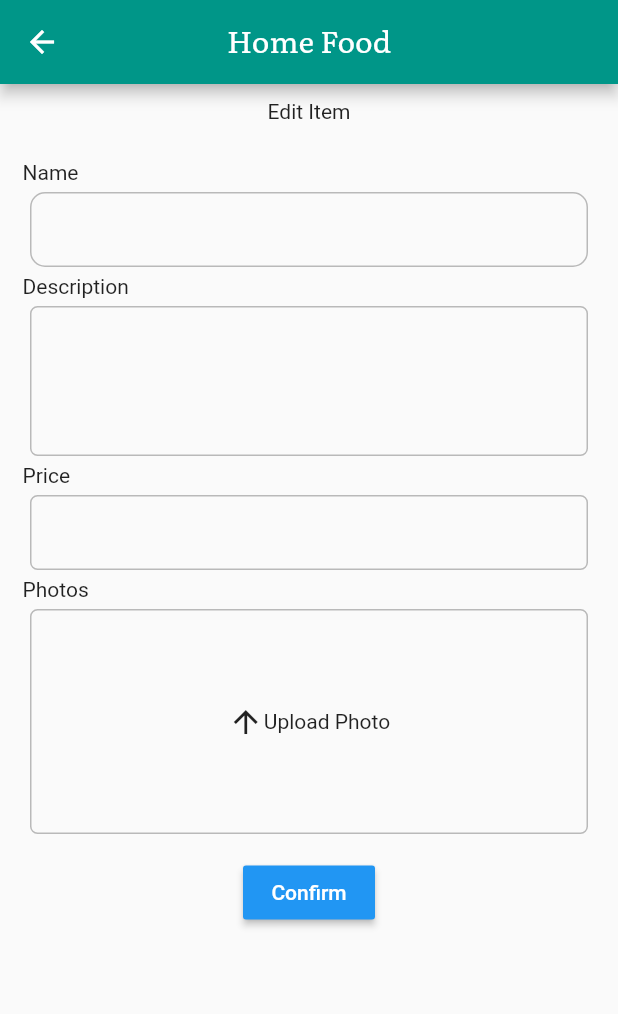
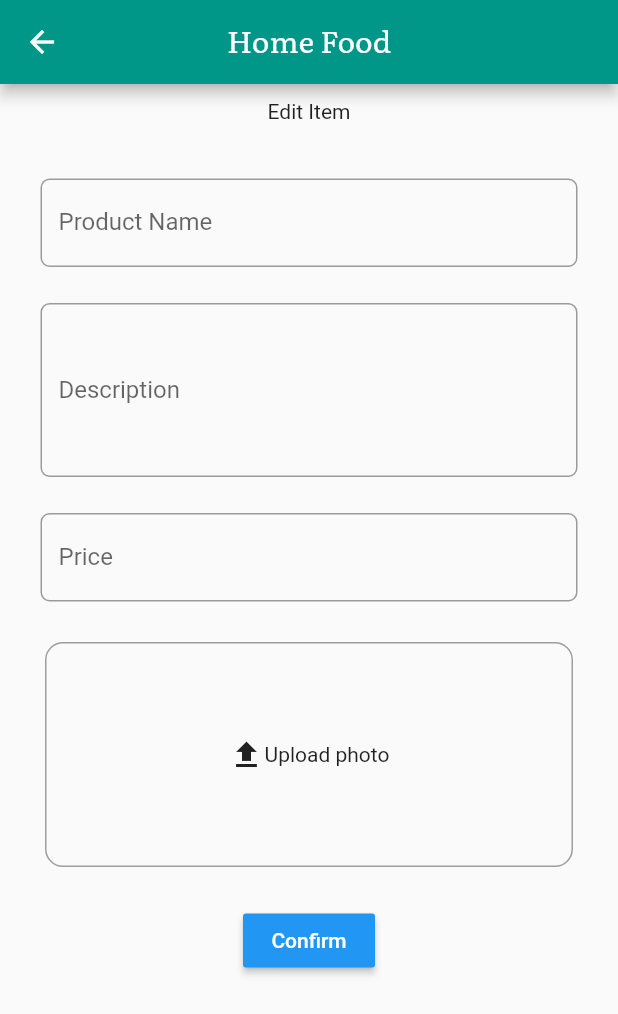
Before and after one commit to ezhamkarim/iw-ecommerce, a Flutter app: the MyItemEdit screen opened directly, on a phone screen of 412 x 824 dp. Shown: the top 1014 px of the screen. Run offline on Flutter 3.47's test engine with Material 2 defaults, Android fonts, the phone set to English and light mode, and no system bars; our stand-ins replace cloud_firestore, firebase_auth, google_sign_in, rxdart; missing offline and left inert: flutter_auth_buttons; accounts and stored records are empty; network calls fail.

Commit message:
new file

```diff
--- a/lib/checkout.dart
+++ b/lib/checkout.dart
@@ -1,5 +1,6 @@
 import 'package:flutter/material.dart';
 import 'package:flutter/rendering.dart';
+import 'package:sign_in_flutter/orderverification.dart';
 
 
 class MyCheckout extends StatelessWidget {
@@ -112,7 +113,9 @@ class MyCheckout extends StatelessWidget {
                       RaisedButton(
                         padding: const EdgeInsets.all(8.0),
                         onPressed: () {
-
+                          Navigator.push(context, MaterialPageRoute(
+                            builder: (context)=> MyOrderVerification()
+                          ));
                         },
                         color: Colors.teal,
                         textColor: Colors.white,
--- a/lib/edit_item.dart
+++ b/lib/edit_item.dart
@@ -18,14 +18,12 @@ class _MyItemEditState extends State<MyItemEdit> {
             // To align the text to the center of the appbar
 
             child: Text(
-
               // Text with Home Food and white colored font
               'Home Food',
               style: TextStyle(color: Colors.white, fontFamily: 'LiterataBook'),
             ),
           ),
-        backgroundColor: Colors.teal
-      ),
+          backgroundColor: Colors.teal),
       body: ListView(
         children: <Widget>[
           Column(
@@ -39,74 +37,55 @@ class _MyItemEditState extends State<MyItemEdit> {
                 child: Column(
                   crossAxisAlignment: CrossAxisAlignment.start,
                   children: <Widget>[
-                    Text('Name'),
                     Container(
-                      padding: const EdgeInsets.all(5.0),
-                      margin: const EdgeInsets.all(5.0),
-                      height: 50.0,
+                        padding: const EdgeInsets.all(12.0),
+                        child: TextFormField(
+                            //TODO implemention to get the data from the text field
+                            decoration: InputDecoration(
+                                labelText: 'Product Name',
+                                border: OutlineInputBorder(
+                                    borderRadius: BorderRadius.circular(6.0),
+                                    borderSide: BorderSide())))),
+                    Container(
+                        padding: const EdgeInsets.all(12.0),
+                        child: TextFormField(
+                            minLines: 4,
+                            maxLines: 4,
+                            textAlign: TextAlign
+                                .start, //TODO implemention to get the data from the text field
+                            decoration: InputDecoration(
+                                labelText: 'Description',
+                                border: OutlineInputBorder(
+                                    borderRadius: BorderRadius.circular(6.0),
+                                    borderSide: BorderSide())))),
+                    Container(
+                        padding: const EdgeInsets.all(12.0),
+                        child: TextFormField(
+                            //TODO implemention to get the data from the text field
+                            decoration: InputDecoration(
+                                labelText: 'Price',
+                                border: OutlineInputBorder(
+                                    borderRadius: BorderRadius.circular(6.0),
+                                    borderSide: BorderSide())))),
+                    GestureDetector(
+                      onTap: () {}, // TODO input image function & replace image
+                      child: Container(
+                        margin: EdgeInsets.all(15.0),
+                        padding: const EdgeInsets.all(12.0),
                         decoration: BoxDecoration(
-                        borderRadius: BorderRadius.all(
-                          Radius.circular(10.0),
+                          border: Border.all(width: 1.0, color: Colors.grey),
+                          borderRadius: BorderRadius.circular(12.0),
                         ),
-                        border: Border.all(
-                          width: 1.0,
-                          color: Colors.black26,
-                        ),
-                      ),
-                    ),
-                    Text('Description'),
-                    Container(
-                      padding: const EdgeInsets.all(5.0),
-                      margin: const EdgeInsets.all(5.0),
-                      height: 100.0,
-                      decoration: BoxDecoration(
-                        borderRadius: BorderRadius.all(
-                          Radius.circular(5.0),
-                        ),
-                        border: Border.all(
-                          width: 1.0,
-                          color: Colors.black26,
-                        ),
-                      ),
-                    ),
-                    Text('Price'),
-                    Container(
-                      padding: const EdgeInsets.all(5.0),
-                      margin: const EdgeInsets.all(5.0),
-                      height: 50.0,
-                      decoration: BoxDecoration(
-                        borderRadius: BorderRadius.all(
-                          Radius.circular(5.0),
-                        ),
-                        border: Border.all(
-                          width: 1.0,
-                          color: Colors.black26,
-                        ),
-                      ),
-                    ),
-                    Text('Photos'),
-                    Container(
-                      padding: const EdgeInsets.all(5.0),
-                      margin: const EdgeInsets.all(5.0),
-                      height: 150.0,
-                      decoration: BoxDecoration(
-                        borderRadius: BorderRadius.all(
-                          Radius.circular(5.0),
-                        ),
-                        border: Border.all(
-                          width: 1.0,
-                          color: Colors.black26,
-                        ),
-                      ),
-                      child: GestureDetector(
-                        onTap: () {},
+                        child: Padding(
+                          padding:
+                              const EdgeInsets.only(top: 50.0, bottom: 50.0),
                           child: Row(
                             mainAxisAlignment: MainAxisAlignment.center,
-                          crossAxisAlignment: CrossAxisAlignment.center,
                             children: <Widget>[
-                            Icon(Icons.arrow_upward),
-                            Text('Upload Photo'),
+                              Icon(Icons.file_upload),
+                              Text("Upload photo"),
                             ],
+                          ),
                         ),
                       ),
                     ),
--- a/lib/login_page.dart
+++ b/lib/login_page.dart
@@ -1,6 +1,6 @@
 import 'package:flutter/material.dart';
 import 'sign_in.dart';
-import 'FirstScreen.dart';
+import 'home_page.dart';
 
 class LoginPage extends StatefulWidget {
   @override
--- a/lib/sign_in.dart
+++ b/lib/sign_in.dart
@@ -2,7 +2,7 @@ import 'package:firebase_auth/firebase_auth.dart';
 import 'package:google_sign_in/google_sign_in.dart';
 import 'package:cloud_firestore/cloud_firestore.dart';
 import 'package:rxdart/rxdart.dart';
-import 'package:sign_in_flutter/FirstScreen.dart';
+
 
 
 
--- a/pubspec.yaml
+++ b/pubspec.yaml
@@ -31,6 +31,7 @@ dev_dependencies:
   firebase_core:
   firebase_analytics:
   firebase_auth: ^0.11.1+8
+  flutter_auth_buttons:
   cloud_firestore: ^0.12.7+1
   google_sign_in: ^4.0.4
   rxdart:
```
Also changed, not shown: lib/add_item.dart (+44 -65 lines), lib/home_page.dart (added, +316 -0 lines), lib/sign_up.dart (added, +113 -0 lines). Lines whose indentation alone changed are shown as unchanged.
